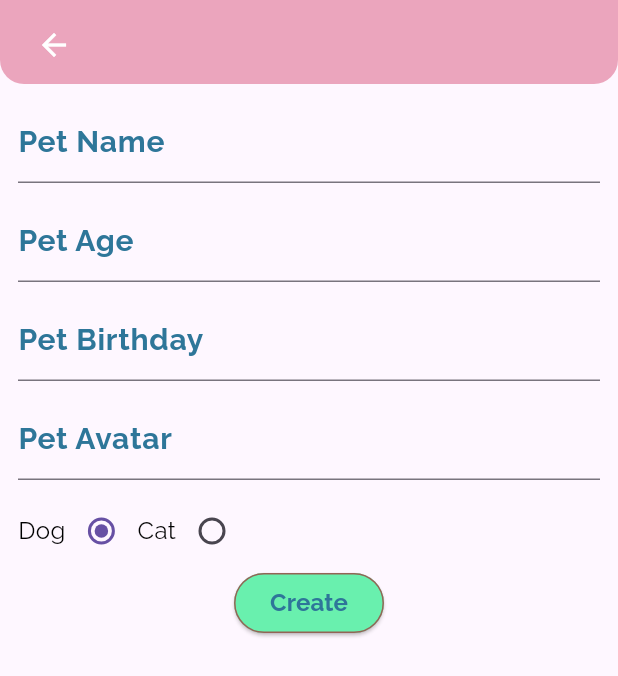
After one commit to baolqpit/PetCare-App, a Flutter app: the CreatePetScreen screen opened directly, on a phone screen of 412 x 824 dp. The commit adds this screen. Shown: the top 676 px of the screen. Run offline on Flutter 3.47's test engine with Material 3 defaults, Android fonts, the phone set to English and light mode, and no system bars; our stand-ins replace animated_splash_screen, carousel_slider, dio, firebase_auth, firebase_core, flutter_svg and 4 more; missing offline and left inert: email_otp; accounts and stored records are empty.

Commit message:
Create Pet Screen

```diff
--- /dev/null
+++ b/lib/api/app_api/pet_api.dart
@@ -0,0 +1,20 @@
+import 'package:petcare_app_management/api/base_api/base_api.dart';
+
+class PetApi extends BaseApi {
+  PetApi() : super();
+  final GET_USER_PET = 'Pet/GetUserPets';
+  final CREATE_USER_PET = 'Pet/CreateUserPet';
+
+  ///GET USER PET
+  getUserPet({required int userId}){
+    var param = {
+      'userId': userId
+    };
+    return BaseApi().getPetCareAppDataFromAPI(url: GET_USER_PET, queryParameters: param);
+  }
+
+  ///CREATE USER PET
+  createUserPet({required Map<String, dynamic> data}){
+    return BaseApi().postPetCareAppDataFromAPI(url: CREATE_USER_PET, data: data);
+  }
+}
--- a/lib/api/base_api/base_api.dart
+++ b/lib/api/base_api/base_api.dart
@@ -11,7 +11,7 @@ class BaseApi {
       {required String url, Map<String, dynamic>? queryParameters}) async {
     try {
       // print(_baseUrl + url);
-      await Future.delayed(Duration(milliseconds: 1500));
+      // await Future.delayed(Duration(milliseconds: 1500));
       Response<dynamic> response = await _dio.get(_baseUrl + url,
           queryParameters: queryParameters ?? null,
           options: Options(contentType: 'application/json'));
@@ -37,7 +37,7 @@ class BaseApi {
       {required String url, Map<String, dynamic>? data}) async {
     try {
       // print(_baseUrl + url);
-      await Future.delayed(Duration(milliseconds: 1500));
+      // await Future.delayed(Duration(milliseconds: 1500));
       Response<dynamic> response = await _dio.post(_baseUrl + url,
           data: data ?? null,
           options: Options(contentType: 'application/json'));
--- a/lib/api/base_api/outside_api.dart
+++ b/lib/api/base_api/outside_api.dart
@@ -8,7 +8,7 @@ class OutsideApi {
   getDataFromNewsAPI(
       {required String url, Map<String, dynamic>? queryParameters}) async {
     try {
-      await Future.delayed(Duration(milliseconds: 1500));
+      // await Future.delayed(Duration(milliseconds: 1500));
       Response<dynamic> response = await _dio.get(_newsURL + url,
           queryParameters: queryParameters ?? null,
           options: Options(contentType: 'application/json'));
@@ -33,7 +33,7 @@ class OutsideApi {
   postDataFromNewsAPI(
       {required String url, Map<String, dynamic>? data}) async {
     try {
-      await Future.delayed(Duration(milliseconds: 1500));
+      // await Future.delayed(Duration(milliseconds: 1500));
       Response<dynamic> response = await _dio.post(_newsURL + url,
           data: data ?? null,
           options: Options(contentType: 'application/json'));
--- a/lib/helper/initial_binding.dart
+++ b/lib/helper/initial_binding.dart
@@ -1,6 +1,7 @@
 import 'package:get/get.dart';
 import 'package:petcare_app_management/controllers/main_controller.dart';
 import 'package:petcare_app_management/controllers/news_controller.dart';
+import 'package:petcare_app_management/controllers/pet_controller.dart';
 import 'package:petcare_app_management/controllers/pet_store_controller.dart';
 
 import '../controllers/app_controller.dart';
@@ -12,6 +13,7 @@ class InitialBinding implements Bindings {
     print('Initial Controller');
     Get.put<UserController>(UserController());
     Get.put<MainController>(MainController());
+    Get.put<PetController>(PetController());
     Get.put<NewsController>(NewsController());
     Get.put<PetStoreController>(PetStoreController());
     // TODO: implement dependencies
--- /dev/null
+++ b/lib/model/pet_model/pet_model.dart
@@ -0,0 +1,23 @@
+import 'package:freezed_annotation/freezed_annotation.dart';
+
+part 'pet_model.freezed.dart';
+part 'pet_model.g.dart';
+
+@freezed
+class PetModel with _$PetModel {
+  @JsonSerializable(fieldRename: FieldRename.snake, explicitToJson: true)
+  const factory PetModel({
+    @JsonKey(name: 'petId') int? petId,
+    @JsonKey(name: 'petName') String? petName,
+    @JsonKey(name: 'petBirthday') String? petBirthday,
+    @JsonKey(name: 'userId') int? userId,
+    @JsonKey(name: 'petTypeId') int? petTypeId,
+    @JsonKey(name: 'petTypeName') String? petTypeName,
+    @JsonKey(name: 'petAge') int? petAge,
+    @JsonKey(name: 'petImgURL') String? petImgURL,
+    @JsonKey(name: 'petAlbumn') List<String>? petAlbumn,
+  }) = _PetModel;
+
+  factory PetModel.fromJson(Map<String, dynamic> json) =>
+      _$PetModelFromJson(json);
+}
--- a/lib/screens/app.dart
+++ b/lib/screens/app.dart
@@ -3,6 +3,7 @@ import 'package:get/get.dart';
 import 'package:petcare_app_management/controllers/app_controller.dart';
 import 'package:petcare_app_management/controllers/main_controller.dart';
 import 'package:petcare_app_management/controllers/news_controller.dart';
+import 'package:petcare_app_management/controllers/pet_controller.dart';
 import 'package:petcare_app_management/controllers/user_controller.dart';
 import 'package:petcare_app_management/helper/shared_preferences_helper.dart';
 import 'package:petcare_app_management/share/Colors/app_color.dart';
@@ -26,6 +27,7 @@ class _PetCareAppScreenState extends State<PetCareAppScreen> {
   final MainController mainController = Get.find();
   final AppController appController = Get.find();
   final NewsController newsController = Get.find();
+  final PetController petController = Get.find();
 
   @override
   void initState() {
@@ -33,8 +35,9 @@ class _PetCareAppScreenState extends State<PetCareAppScreen> {
     onWidgetBuildDone(() async {
       await SharedPreferencesHelper().getUserAccount();
       await userController.getUserByEmail(email: userController.emailController.text);
+      await petController.getListPets(userId: userController.userInfo.value!.userId!);
+      await newsController.getNews();
       mainController.initialSetUp();
-      await newsController.getNews();
     });
     super.initState();
 
--- /dev/null
+++ b/lib/screens/pet_screens/create_pet_screen.dart
@@ -0,0 +1,136 @@
+import 'package:flutter/cupertino.dart';
+import 'package:flutter/material.dart';
+import 'package:get/get.dart';
+import 'package:get/get_rx/get_rx.dart';
+import 'package:petcare_app_management/controllers/pet_controller.dart';
+import 'package:petcare_app_management/controllers/user_controller.dart';
+import 'package:petcare_app_management/model/pet_model/pet_model.dart';
+import 'package:petcare_app_management/share/Colors/app_color.dart';
+import 'package:petcare_app_management/share/Dimens/dimens.dart';
+import 'package:petcare_app_management/share/Widgets/apptext.dart';
+import 'package:petcare_app_management/share/Widgets/custom_app_bar.dart';
+import 'package:petcare_app_management/share/format/format.dart';
+
+class CreatePetScreen extends StatefulWidget {
+  const CreatePetScreen({super.key});
+
+  @override
+  State<CreatePetScreen> createState() => _CreatePetScreenState();
+}
+
+class _CreatePetScreenState extends State<CreatePetScreen> {
+  final UserController userController = Get.find();
+  final PetController petController = Get.find();
+  Rx<int> petTypeId = Rx<int>(1);
+  TextEditingController petNameController = TextEditingController();
+  TextEditingController petAgeController = TextEditingController();
+  TextEditingController petBirthdayController = TextEditingController();
+  TextEditingController petImageURLController = TextEditingController();
+
+  @override
+  void initState() {
+    // TODO: implement initState
+    super.initState();
+  }
+  @override
+  void dispose() {
+    // TODO: implement dispose
+    petNameController.clear();
+    petAgeController.clear();
+    petBirthdayController.clear();
+    petImageURLController.clear();
+    petTypeId.value = 1;
+    super.dispose();
+  }
+
+  @override
+  Widget build(BuildContext context) {
+    return Scaffold(
+      appBar: CustomAppBar(title: '', showReturnButton: true),
+      body: _buildCreatePetBody(),
+    );
+  }
+
+  _buildCreatePetBody() {
+    return Padding(
+      padding: const EdgeInsets.symmetric(
+          horizontal: Dimens.padding_horizontal,
+          vertical: Dimens.padding_vertical),
+      child: Column(
+        children: <Widget>[
+          _buildTextField(controller: petNameController, label: 'Pet Name'),
+          _buildTextField(
+              controller: petAgeController, label: 'Pet Age', isNumeric: true),
+          _buildTextField(
+              controller: petBirthdayController, label: 'Pet Birthday'),
+          _buildTextField(
+              controller: petImageURLController, label: 'Pet Avatar'),
+          _buildPetTypeRadioButtons(),
+          _buildCreatePetButton()
+        ],
+      ),
+    );
+  }
+
+  _buildPetTypeRadioButtons(){
+    return Obx(() => Row(
+      children: <Widget>[
+        AppText(content: 'Dog'),
+        Radio(value: 1, groupValue: petTypeId.value, onChanged: (value){
+          value != null ? petTypeId.value = value : null;
+        }),
+        AppText(content: 'Cat'),
+        Radio(value: 2, groupValue: petTypeId.value, onChanged: (value){
+          value != null ? petTypeId.value = value : null;
+        }),
+      ],
+    ));
+  }
+
+  _buildTextField(
+      {required TextEditingController controller,
+      required String label,
+      bool? isNumeric}) {
+    return Column(
+      children: [
+        TextField(
+          keyboardType: isNumeric != null ? TextInputType.number : null,
+          controller: controller,
+          decoration: InputDecoration(
+              label: AppText(
+            content: label,
+            fontWeight: FontWeight.bold,
+            color: AppColor.colorTextCyan,
+            textSize: Dimens.font_size_title,
+          )),
+        ),
+        Dimens.height10
+      ],
+    );
+  }
+
+  _buildCreatePetButton() {
+    return ElevatedButton(
+      onPressed: () async {
+        PetModel petModel = PetModel(
+          petName: petNameController.text,
+          petAge: int.parse(petAgeController.text),
+          petBirthday: petBirthdayController.text,
+          petImgURL: petImageURLController.text,
+          petTypeId: petTypeId.value,
+          petTypeName: petTypeId.value == 1 ? "Dog" : "Cat",
+          petAlbumn: []
+        );
+        await petController.createNewPet(petModel: petModel);
+      },
+      style: ElevatedButton.styleFrom(
+          backgroundColor: AppColor.submitColor,
+          side: const BorderSide(color: AppColor.colorBorderContainer)),
+      child: AppText(
+        content: 'Create',
+        fontWeight: FontWeight.bold,
+        color: AppColor.colorTextCyan,
+      ),
+    );
+  }
+}
--- a/lib/share/Images/images.dart
+++ b/lib/share/Images/images.dart
@@ -15,7 +15,9 @@ class Images {
   static const String injection_svg = 'lib/assets/PetStoreImages/pet_injection.svg';
   static const String services_svg = 'lib/assets/PetStoreImages/pet_services.svg';
   static const String supplies_svg = 'lib/assets/PetStoreImages/pet_supplies.svg';
-
+  static const String no_data_found_jpeg = 'lib/assets/AppLogo/no_data_found.jpg';
+  static const String no_pet_found_jpeg = 'lib/assets/AppLogo/no_pet_found.jpg';
+  static const String birthday_cake = 'lib/assets/UserImages/birthday-cake.svg';
 
 
 }
--- a/lib/share/format/format.dart
+++ b/lib/share/format/format.dart
@@ -14,3 +14,7 @@ formatStringToDateTime({required String datetime}){
 formatNumberToVND({required int number}){
   return NumberFormat.decimalPattern('vi').format(number);
 }
+
+formatToBirthday({required String datetime}){
+  return DateFormat('dd/MM/yyyy').format(DateTime.parse(datetime));
+}
```
Also changed, not shown: lib/controllers/pet_controller.dart (added, +39 -0 lines), lib/screens/feature_screens/no_data_found_screen.dart (added, +23 -0 lines), lib/screens/homepage_screens/homepage_screen.dart (+18 -5 lines), lib/screens/pet_screens/user_pets_container.dart (added, +200 -0 lines), lib/assets/AppLogo/no_data_found.jpg (added), lib/assets/AppLogo/no_pet_found.jpg (added), lib/assets/UserImages/birthday-cake.svg (added), lib/model/pet_model/pet_model.freezed.dart (added), lib/model/pet_model/pet_model.g.dart (added).
